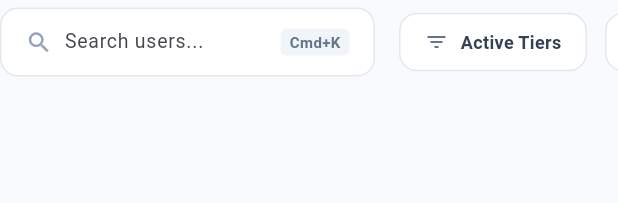
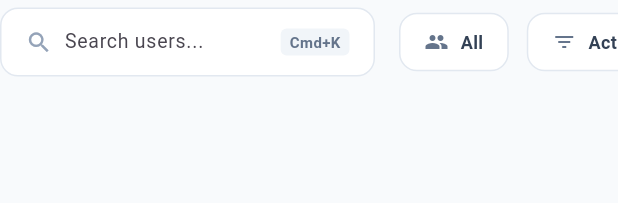
Before and after one commit to xceptionalriaz-beep/SellerPulseApp, a Flutter app: the AdminControlsBar widget shown alone on an empty page, opened directly with empty values, on a phone screen of 412 x 824 dp. Shown: the top 203 px of the screen. Run offline on Flutter 3.47's test engine with Material 3 defaults, Android fonts, the phone set to English and light mode, and no system bars; our stand-ins replace file_picker, fl_chart, flutter_dotenv, supabase_flutter, web; missing offline and left inert: dart:html, dart:js_interop, desktop_drop; accounts and stored records are empty; network calls fail.

Commit message:
New update SS

```diff
--- a/lib/pages/admin_settings_tabs/crm_widgets/admin_controls_bar.dart
+++ b/lib/pages/admin_settings_tabs/crm_widgets/admin_controls_bar.dart
@@ -4,10 +4,16 @@ class AdminControlsBar extends StatelessWidget {
   final Function(String) onSearch;
   final VoidCallback onAddUser;
 
+  // ✨ NEW: The component now knows which filter is selected
+  final String selectedFilter;
+  final Function(String) onFilterChanged;
+
   const AdminControlsBar({
     super.key,
     required this.onSearch,
     required this.onAddUser,
+    required this.selectedFilter,
+    required this.onFilterChanged,
   });
 
   @override
@@ -59,7 +65,8 @@ class AdminControlsBar extends StatelessWidget {
 
           const SizedBox(width: 16),
 
-          // 🎭 FILTER CHIPS
+          // 🎭 FILTER CHIPS (Now Clickable & Dynamic!)
+          _buildFilterChip("All", Icons.group), // ✨ Added an 'All' button to reset filters
           _buildFilterChip("Active Tiers", Icons.filter_list),
           _buildFilterChip("Expired Trials", Icons.timer_off_outlined),
           _buildFilterChip("Past Due", Icons.warning_amber_rounded, isAlert: true),
@@ -84,21 +91,41 @@ class AdminControlsBar extends StatelessWidget {
     );
   }
 
+  // ✨ UPGRADED: The filter chip handles taps and changes color if selected
   Widget _buildFilterChip(String label, IconData icon, {bool isAlert = false}) {
-    return Container(
-      margin: const EdgeInsets.only(right: 12),
+    final bool isActive = selectedFilter == label; // Checks if this button is the active one
+
+    return Padding(
+      padding: const EdgeInsets.only(right: 12),
+      child: InkWell(
+        onTap: () => onFilterChanged(label), // Tells the parent a new filter was clicked
+        borderRadius: BorderRadius.circular(12),
+        child: AnimatedContainer(
+          duration: const Duration(milliseconds: 200),
           padding: const EdgeInsets.symmetric(horizontal: 16, vertical: 10),
           decoration: BoxDecoration(
-        color: Colors.white,
+            // ✨ Switches to Dark Slate when active
+            color: isActive ? const Color(0xFF0F172A) : Colors.white,
             borderRadius: BorderRadius.circular(12),
-        border: Border.all(color: const Color(0xFFE2E8F0))
+            border: Border.all(color: isActive ? const Color(0xFF0F172A) : const Color(0xFFE2E8F0))
           ),
           child: Row(
             children: [
-          Icon(icon, size: 16, color: isAlert ? Colors.orange : const Color(0xFF64748B)),
+              // ✨ Switches to Neon Green when active
+              Icon(icon, size: 16, color: isActive ? const Color(0xFF8FFF00) : (isAlert ? Colors.orange : const Color(0xFF64748B))),
               const SizedBox(width: 8),
-          Text(label, style: const TextStyle(fontSize: 12, fontWeight: FontWeight.bold, color: Color(0xFF334155))),
+              Text(
+                label,
+                style: TextStyle(
+                  fontSize: 12,
+                  fontWeight: FontWeight.bold,
+                  // ✨ Switches to White text when active
+                  color: isActive ? Colors.white : const Color(0xFF334155)
+                )
+              ),
             ],
+          ),
+        ),
       ),
     );
   }
```
Also changed, not shown: lib/pages/admin_settings_tabs/crm_widgets/admin_user_table.dart (+43 -5 lines), lib/pages/admin_settings_tabs/user_crm_tab.dart (+30 -26 lines), lib/services/crm_service.dart (+14 -1 lines). Lines whose indentation alone changed are shown as unchanged.
